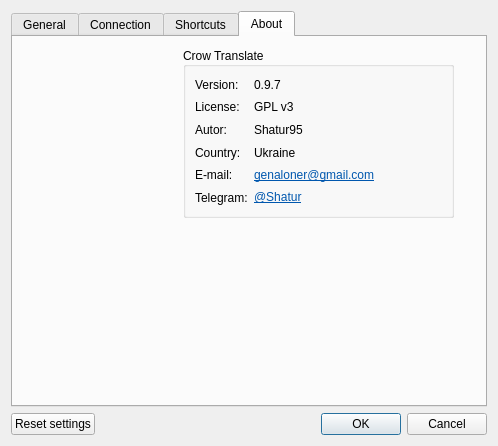
crow-translate/crow-translate, file src/settingsdialog.ui: the form before one commit.
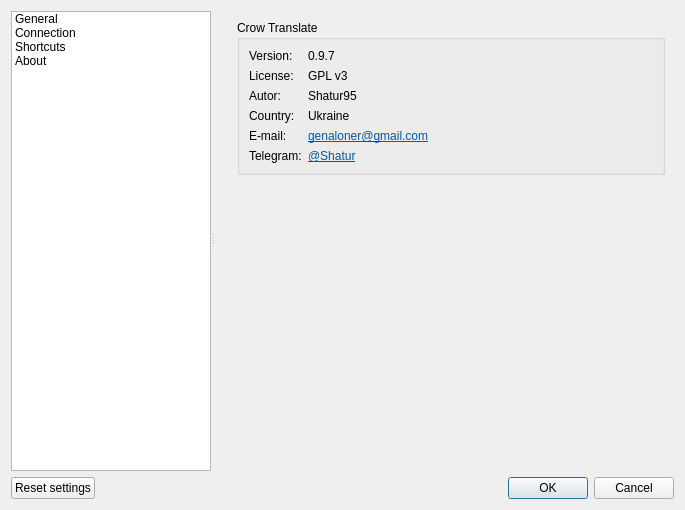
The form after the commit. The open tabs and pages were chosen to show the change. Icons and pictures are not drawn.

Commit message: Rework the settings interface

```diff
--- a/src/settingsdialog.ui
+++ b/src/settingsdialog.ui
@@ -6,76 +6,99 @@
    <rect>
     <x>0</x>
     <y>0</y>
-    <width>498</width>
-    <height>446</height>
+    <width>685</width>
+    <height>510</height>
    </rect>
   </property>
   <property name="windowTitle">
    <string>Settings</string>
   </property>
-  <layout class="QVBoxLayout" name="verticalLayout_3">
-   <item>
-    <widget class="QTabWidget" name="tabWidget">
-     <property name="accessibleName">
-      <string/>
-     </property>
-     <property name="currentIndex">
-      <number>0</number>
-     </property>
-     <widget class="QWidget" name="generalTab">
-      <attribute name="title">
-       <string>General</string>
-      </attribute>
       <layout class="QVBoxLayout" name="verticalLayout">
        <item>
-        <layout class="QHBoxLayout" name="languageHorizontalLayout">
-         <item>
-          <widget class="QLabel" name="languageLabel">
+    <widget class="QSplitter" name="splitter">
            <property name="sizePolicy">
-            <sizepolicy hsizetype="Minimum" vsizetype="Minimum">
+      <sizepolicy hsizetype="Expanding" vsizetype="Expanding">
              <horstretch>0</horstretch>
              <verstretch>0</verstretch>
             </sizepolicy>
            </property>
-           <property name="text">
-            <string>Language</string>
-           </property>
-          </widget>
-         </item>
-         <item>
-          <widget class="QComboBox" name="languageComboBox">
-           <item>
-            <property name="text">
-             <string>System language</string>
-            </property>
-           </item>
-           <item>
-            <property name="text">
-             <string notr="true">English</string>
-            </property>
-           </item>
-           <item>
-            <property name="text">
-             <string notr="true">Русский</string>
-            </property>
-           </item>
-          </widget>
-         </item>
-         <item>
-          <spacer name="languageHorizontalSpacer">
            <property name="orientation">
             <enum>Qt::Horizontal</enum>
            </property>
-           <property name="sizeHint" stdset="0">
+     <widget class="QListWidget" name="pagesListWidget">
+      <property name="sizePolicy">
+       <sizepolicy hsizetype="Maximum" vsizetype="Expanding">
+        <horstretch>0</horstretch>
+        <verstretch>0</verstretch>
+       </sizepolicy>
+      </property>
+      <property name="maximumSize">
             <size>
-             <width>13</width>
-             <height>13</height>
-            </size>
-           </property>
-          </spacer>
-         </item>
-        </layout>
-       </item>
+        <width>200</width>
+        <height>16777215</height>
+       </size>
+      </property>
+      <property name="iconSize">
+       <size>
+        <width>32</width>
+        <height>32</height>
+       </size>
+      </property>
+      <property name="resizeMode">
+       <enum>QListView::Adjust</enum>
+      </property>
+      <property name="currentRow">
+       <number>-1</number>
+      </property>
+      <item>
+       <property name="text">
+        <string>General</string>
+       </property>
+       <property name="icon">
+        <iconset theme="preferences-system">
+         <normaloff>.</normaloff>.</iconset>
+       </property>
+      </item>
+      <item>
+       <property name="text">
+        <string>Connection</string>
+       </property>
+       <property name="icon">
+        <iconset theme="preferences-system-network"/>
+       </property>
+      </item>
+      <item>
+       <property name="text">
+        <string>Shortcuts</string>
+       </property>
+       <property name="icon">
+        <iconset theme="preferences-desktop-keyboard"/>
+       </property>
+      </item>
+      <item>
+       <property name="text">
+        <string>About</string>
+       </property>
+       <property name="icon">
+        <iconset theme="dialog-information"/>
+       </property>
+      </item>
+     </widget>
+     <widget class="QStackedWidget" name="pagesStackedWidget">
+      <property name="sizePolicy">
+       <sizepolicy hsizetype="Expanding" vsizetype="Preferred">
+        <horstretch>0</horstretch>
+        <verstretch>0</verstretch>
+       </sizepolicy>
+      </property>
+      <widget class="QWidget" name="generalWidget">
+       <layout class="QVBoxLayout" name="verticalLayout_3">
+        <item>
+         <widget class="QGroupBox" name="generalGroupBox">
+          <property name="title">
+           <string>General</string>
+          </property>
+          <layout class="QVBoxLayout" name="verticalLayout_6">
        <item>
         <layout class="QHBoxLayout" name="windowModeHorizontalLayout">
          <item>
@@ -151,6 +174,55 @@
          </item>
         </layout>
        </item>
+           <item>
+            <layout class="QHBoxLayout" name="languageHorizontalLayout">
+             <item>
+              <widget class="QLabel" name="languageLabel">
+               <property name="sizePolicy">
+                <sizepolicy hsizetype="Minimum" vsizetype="Minimum">
+                 <horstretch>0</horstretch>
+                 <verstretch>0</verstretch>
+                </sizepolicy>
+               </property>
+               <property name="text">
+                <string>Language</string>
+               </property>
+              </widget>
+             </item>
+             <item>
+              <widget class="QComboBox" name="languageComboBox">
+               <item>
+                <property name="text">
+                 <string>System language</string>
+                </property>
+               </item>
+               <item>
+                <property name="text">
+                 <string notr="true">English</string>
+                </property>
+               </item>
+               <item>
+                <property name="text">
+                 <string notr="true">Русский</string>
+                </property>
+               </item>
+              </widget>
+             </item>
+             <item>
+              <spacer name="languageHorizontalSpacer">
+               <property name="orientation">
+                <enum>Qt::Horizontal</enum>
+               </property>
+               <property name="sizeHint" stdset="0">
+                <size>
+                 <width>13</width>
+                 <height>13</height>
+                </size>
+               </property>
+              </spacer>
+             </item>
+            </layout>
+           </item>
        <item>
         <layout class="QHBoxLayout" name="appIconHorizontalLayout">
          <item>
@@ -309,26 +381,26 @@
          </property>
         </widget>
        </item>
+          </layout>
+         </widget>
+        </item>
        <item>
-        <spacer name="verticalSpacer">
+         <spacer name="generalSpacer">
          <property name="orientation">
           <enum>Qt::Vertical</enum>
          </property>
          <property name="sizeHint" stdset="0">
           <size>
            <width>20</width>
-           <height>40</height>
+            <height>138</height>
           </size>
          </property>
         </spacer>
        </item>
       </layout>
      </widget>
-     <widget class="QWidget" name="connectionTab">
-      <attribute name="title">
-       <string>Connection</string>
-      </attribute>
-      <layout class="QVBoxLayout" name="verticalLayout_4">
+      <widget class="QWidget" name="connectionWidget">
+       <layout class="QVBoxLayout" name="verticalLayout_2">
        <item>
         <widget class="QGroupBox" name="proxyBox">
          <property name="title">
@@ -496,8 +568,11 @@
             </property>
            </widget>
           </item>
+          </layout>
+         </widget>
+        </item>
           <item>
-           <spacer name="proxyButtonSpacer">
+         <spacer name="proxySpacer">
             <property name="orientation">
              <enum>Qt::Vertical</enum>
             </property>
@@ -511,14 +586,8 @@
           </item>
          </layout>
         </widget>
-       </item>
-      </layout>
-     </widget>
-     <widget class="QWidget" name="tabShortcuts">
-      <attribute name="title">
-       <string>Shortcuts</string>
-      </attribute>
-      <layout class="QVBoxLayout" name="verticalLayout_2">
+      <widget class="QWidget" name="shortcutsWidget">
+       <layout class="QVBoxLayout" name="verticalLayout_4">
        <item>
         <widget class="QGroupBox" name="globalShortcutsBox">
          <property name="title">
@@ -615,20 +684,32 @@
          </layout>
         </widget>
        </item>
-      </layout>
-     </widget>
-     <widget class="QWidget" name="aboutTab">
-      <attribute name="title">
-       <string>About</string>
-      </attribute>
-      <widget class="QLabel" name="Imagelabel">
-       <property name="geometry">
-        <rect>
-         <x>10</x>
-         <y>10</y>
-         <width>150</width>
-         <height>150</height>
-        </rect>
+        <item>
+         <spacer name="shortcutsSpacer">
+          <property name="orientation">
+           <enum>Qt::Vertical</enum>
+          </property>
+          <property name="sizeHint" stdset="0">
+           <size>
+            <width>20</width>
+            <height>40</height>
+           </size>
+          </property>
+         </spacer>
+        </item>
+       </layout>
+      </widget>
+      <widget class="QWidget" name="aboutWidget">
+       <layout class="QVBoxLayout" name="verticalLayout_7">
+        <item>
+         <layout class="QHBoxLayout" name="horizontalLayout">
+          <item>
+           <widget class="QLabel" name="label">
+            <property name="maximumSize">
+             <size>
+              <width>200</width>
+              <height>200</height>
+             </size>
        </property>
        <property name="text">
         <string/>
@@ -639,35 +720,17 @@
        <property name="scaledContents">
         <bool>true</bool>
        </property>
-      </widget>
+            <property name="margin">
+             <number>20</number>
+            </property>
+           </widget>
+          </item>
+          <item>
       <widget class="QGroupBox" name="aboutBox">
-       <property name="geometry">
-        <rect>
-         <x>170</x>
-         <y>10</y>
-         <width>271</width>
-         <height>171</height>
-        </rect>
-       </property>
-       <property name="styleSheet">
-        <string notr="true"/>
-       </property>
        <property name="title">
         <string notr="true">Crow Translate</string>
        </property>
-       <property name="alignment">
-        <set>Qt::AlignLeading|Qt::AlignLeft|Qt::AlignVCenter</set>
-       </property>
-       <property name="flat">
-        <bool>false</bool>
-       </property>
-       <property name="checkable">
-        <bool>false</bool>
-       </property>
-       <layout class="QGridLayout" name="gridLayout_4">
-        <property name="leftMargin">
-         <number>9</number>
-        </property>
+            <layout class="QGridLayout" name="aboutBoxLayout">
         <item row="6" column="1">
          <widget class="QLabel" name="mailLabel">
           <property name="text">
@@ -695,19 +758,6 @@
           </property>
          </widget>
         </item>
-        <item row="6" column="2">
-         <spacer name="horizontalSpacer">
-          <property name="orientation">
-           <enum>Qt::Horizontal</enum>
-          </property>
-          <property name="sizeHint" stdset="0">
-           <size>
-            <width>0</width>
-            <height>0</height>
-           </size>
-          </property>
-         </spacer>
-        </item>
         <item row="8" column="1">
          <widget class="QLabel" name="telegramLabel">
           <property name="text">
@@ -777,13 +827,44 @@
           </property>
          </widget>
         </item>
-       </layout>
-      </widget>
-     </widget>
-    </widget>
+             <item row="6" column="2">
+              <spacer name="mailSpacer">
+               <property name="orientation">
+                <enum>Qt::Horizontal</enum>
+               </property>
+               <property name="sizeHint" stdset="0">
+                <size>
+                 <width>0</width>
+                 <height>0</height>
+                </size>
+               </property>
+              </spacer>
+             </item>
+            </layout>
+           </widget>
+          </item>
+         </layout>
+        </item>
+        <item>
+         <spacer name="aboutSpacer">
+          <property name="orientation">
+           <enum>Qt::Vertical</enum>
+          </property>
+          <property name="sizeHint" stdset="0">
+           <size>
+            <width>20</width>
+            <height>40</height>
+           </size>
+          </property>
+         </spacer>
+        </item>
+       </layout>
+      </widget>
+     </widget>
+    </widget>
    </item>
    <item>
-    <layout class="QHBoxLayout" name="dialogHorizontalLayout">
+    <layout class="QHBoxLayout" name="dialogLayout">
      <item>
       <widget class="QPushButton" name="resetButton">
        <property name="text">
```
Lines whose indentation alone changed are shown as unchanged. The commit also changes 1 other file.
